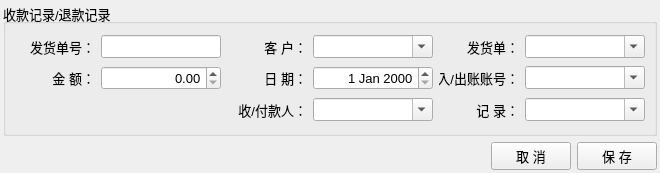
Before: the Qt Designer form ui/FormReceipt.ui in archsh/quickexcel, drawn with Qt 5.
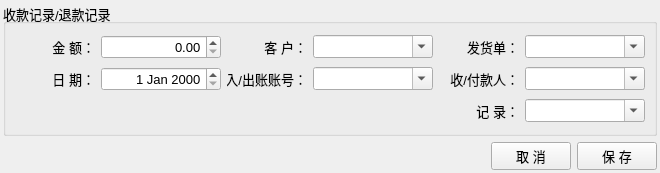
After: the same form once the commit is applied.

Diff of the .ui file:
```diff
--- a/ui/FormReceipt.ui
+++ b/ui/FormReceipt.ui
@@ -32,7 +32,7 @@
       <item>
        <layout class="QHBoxLayout" name="horizontalLayout_2">
         <item>
-         <widget class="QLabel" name="label_9">
+         <widget class="QLabel" name="label_7">
           <property name="minimumSize">
            <size>
             <width>80</width>
@@ -40,7 +40,7 @@
            </size>
           </property>
           <property name="text">
-           <string>发货单号：</string>
+           <string>金 额：</string>
           </property>
           <property name="alignment">
            <set>Qt::AlignRight|Qt::AlignTrailing|Qt::AlignVCenter</set>
@@ -48,13 +48,16 @@
          </widget>
         </item>
         <item>
-         <widget class="QLineEdit" name="lineEdit">
+         <widget class="QDoubleSpinBox" name="doubleSpinBox">
           <property name="minimumSize">
            <size>
             <width>120</width>
             <height>0</height>
            </size>
           </property>
+          <property name="alignment">
+           <set>Qt::AlignRight|Qt::AlignTrailing|Qt::AlignVCenter</set>
+          </property>
          </widget>
         </item>
         <item>
@@ -125,35 +128,6 @@
       </item>
       <item>
        <layout class="QHBoxLayout" name="horizontalLayout_3">
-        <item>
-         <widget class="QLabel" name="label_7">
-          <property name="minimumSize">
-           <size>
-            <width>80</width>
-            <height>0</height>
-           </size>
-          </property>
-          <property name="text">
-           <string>金 额：</string>
-          </property>
-          <property name="alignment">
-           <set>Qt::AlignRight|Qt::AlignTrailing|Qt::AlignVCenter</set>
-          </property>
-         </widget>
-        </item>
-        <item>
-         <widget class="QDoubleSpinBox" name="doubleSpinBox">
-          <property name="minimumSize">
-           <size>
-            <width>120</width>
-            <height>0</height>
-           </size>
-          </property>
-          <property name="alignment">
-           <set>Qt::AlignRight|Qt::AlignTrailing|Qt::AlignVCenter</set>
-          </property>
-         </widget>
-        </item>
         <item>
          <widget class="QLabel" name="label_6">
           <property name="minimumSize">
@@ -215,17 +189,6 @@
           </property>
          </widget>
         </item>
-       </layout>
-      </item>
-      <item>
-       <layout class="QHBoxLayout" name="horizontalLayout" stretch="1,0,0,0,0">
-        <item>
-         <widget class="QLabel" name="label">
-          <property name="text">
-           <string/>
-          </property>
-         </widget>
-        </item>
         <item>
          <widget class="QLabel" name="label_11">
           <property name="minimumSize">
@@ -255,6 +218,17 @@
           </property>
           <property name="duplicatesEnabled">
            <bool>true</bool>
+          </property>
+         </widget>
+        </item>
+       </layout>
+      </item>
+      <item>
+       <layout class="QHBoxLayout" name="horizontalLayout" stretch="1,0,0">
+        <item>
+         <widget class="QLabel" name="label">
+          <property name="text">
+           <string/>
           </property>
          </widget>
         </item>
```
Left out of the diff: 1 changed line with no effect on the pictures.
